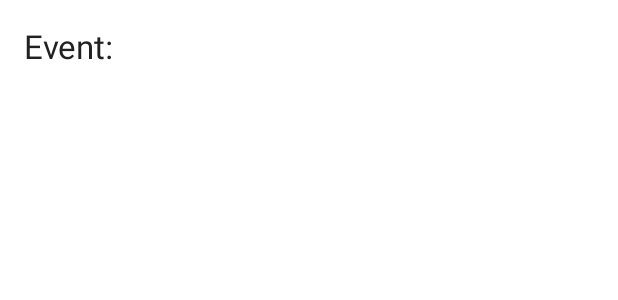
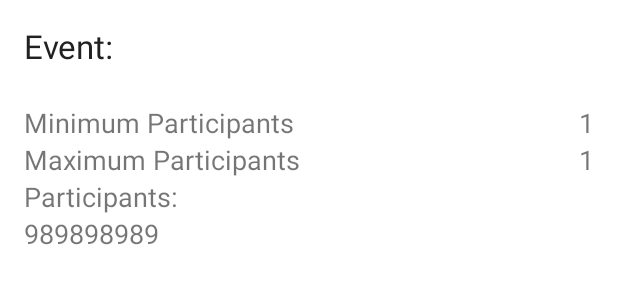
Before and after one commit to rohittanwar/tz15app, an Android app: the layout fragment_register_event.xml on its own in the app's theme, with its tools: preview values and no code run, on a phone screen of 412 x 824 dp. Shown: the top 300 px of the screen. Run offline under Robolectric (Android 15) with nearby library versions, the phone set to English and light mode, and no system bars.

```diff
--- a/app/build.gradle
+++ b/app/build.gradle
@@ -24,6 +24,4 @@ dependencies {
     compile 'com.android.support:appcompat-v7:23.0.1'
     compile 'com.android.support:support-v4:23.0.1'
     compile 'com.android.support:recyclerview-v7:23.0.1'
-    compile project(":volley")
-
 }
--- a/app/src/main/java/com/myapps/materialapplication/MainActivity.java
+++ b/app/src/main/java/com/myapps/materialapplication/MainActivity.java
@@ -40,7 +40,7 @@ public class MainActivity extends ActionBarActivity
     public void onNavigationDrawerItemSelected(int position) {
         Fragment fragment;
         switch (position) {
-            case 0: //home
+            case 3: //home
 
                     fragment = new HomeFragment();
                 getFragmentManager().beginTransaction().replace(R.id.container, fragment, HomeFragment.TAG).commit();
@@ -54,7 +54,7 @@ public class MainActivity extends ActionBarActivity
                     fragment = new RegistrationFragment();
                 getFragmentManager().beginTransaction().replace(R.id.container, fragment, HomeFragment.TAG).commit();
                 break;
-            case 3: //events
+            case 0: //events
                     fragment = new EventsFragment();
                 getFragmentManager().beginTransaction().replace(R.id.container, fragment, HomeFragment.TAG).commit();
                 break;
--- a/app/src/main/res/layout/fragment_register_event.xml
+++ b/app/src/main/res/layout/fragment_register_event.xml
@@ -6,9 +6,6 @@
     android:paddingBottom="@dimen/activity_vertical_margin"
     tools:context="com.myapps.materialapplication.RegisterEventFragment">
 
-    <TextView android:text="@string/hello_world" android:layout_width="wrap_content"
-        android:layout_height="wrap_content"
-        android:id="@+id/textView2" />
 
     <TextView
         android:layout_width="wrap_content"
@@ -29,5 +26,75 @@
         android:layout_alignParentStart="true"
         android:spinnerMode="dropdown" />
 
+    <TextView
+        android:layout_width="wrap_content"
+        android:layout_height="wrap_content"
+        android:textAppearance="?android:attr/textAppearanceMediumInverse"
+        android:text="Minimum Participants"
+        android:id="@+id/textViewMinimumParticipants"
+        android:layout_below="@+id/spinnerNewEvents"
+        android:layout_alignParentLeft="true"
+        android:layout_alignParentStart="true" />
+
+    <TextView
+        android:layout_width="wrap_content"
+        android:layout_height="wrap_content"
+        android:textAppearance="?android:attr/textAppearanceMediumInverse"
+        android:text="Maximum Participants"
+        android:id="@+id/textViewMaximumParticipants"
+        android:layout_below="@+id/textViewMinimumParticipants"
+        android:layout_alignParentLeft="true"
+        android:layout_alignParentStart="true" />
+
+    <TextView
+        android:layout_width="wrap_content"
+        android:layout_height="wrap_content"
+        android:textAppearance="?android:attr/textAppearanceMediumInverse"
+        android:text="1"
+        android:id="@+id/textViewMinimumParticipantsValue"
+        android:layout_above="@+id/textViewMaximumParticipants"
+        android:layout_alignParentRight="true"
+        android:layout_alignParentEnd="true" />
+
+    <TextView
+        android:layout_width="wrap_content"
+        android:layout_height="wrap_content"
+        android:textAppearance="?android:attr/textAppearanceMediumInverse"
+        android:text="1"
+        android:id="@+id/textViewMaximumParticipantsValue"
+        android:layout_alignBottom="@+id/textViewMaximumParticipants"
+        android:layout_alignParentRight="true"
+        android:layout_alignParentEnd="true" />
+
+    <LinearLayout
+        android:orientation="vertical"
+        android:layout_width="match_parent"
+        android:layout_height="wrap_content"
+        android:id="@+id/linearLayoutParticipants"
+        android:layout_alignParentLeft="true"
+        android:layout_alignParentStart="true"
+        android:layout_toLeftOf="@+id/textViewMaximumParticipantsValue"
+        android:layout_toStartOf="@+id/textViewMaximumParticipantsValue"
+        android:fillViewport="false"
+        android:layout_below="@+id/textViewParticipants">
+
+            <TextView
+                android:layout_width="wrap_content"
+                android:layout_height="wrap_content"
+                android:textAppearance="?android:attr/textAppearanceMediumInverse"
+                android:text="989898989" />
+
+    </LinearLayout>
+
+    <TextView
+        android:layout_width="wrap_content"
+        android:layout_height="wrap_content"
+        android:textAppearance="?android:attr/textAppearanceMediumInverse"
+        android:text="Participants:"
+        android:id="@+id/textViewParticipants"
+        android:layout_below="@+id/textViewMaximumParticipants"
+        android:layout_alignParentLeft="true"
+        android:layout_alignParentStart="true" />
+
 
 </RelativeLayout>
--- a/settings.gradle
+++ b/settings.gradle
@@ -1 +1 @@
-include ':app', ':volley'
+include ':app'
```
Also changed, not shown: app/src/main/java/com/myapps/materialapplication/MySingleton.java (deleted, +0 -62 lines), app/src/main/java/com/myapps/materialapplication/RegisterEventFragment.java (+88 -15 lines), app/src/main/res/layout/edit_text_tz_id.xml (added, +8 -0 lines).
